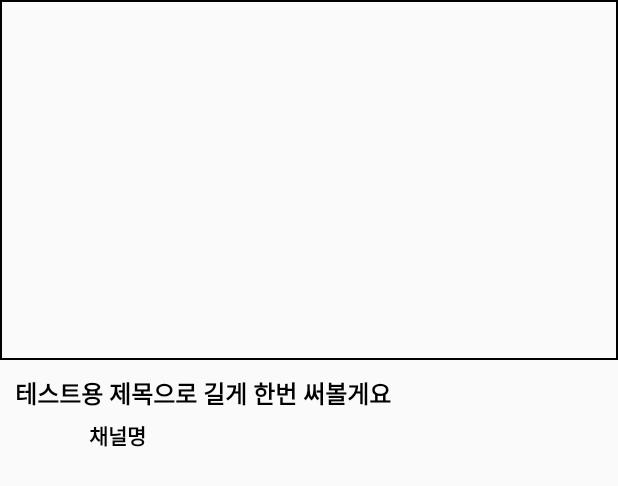
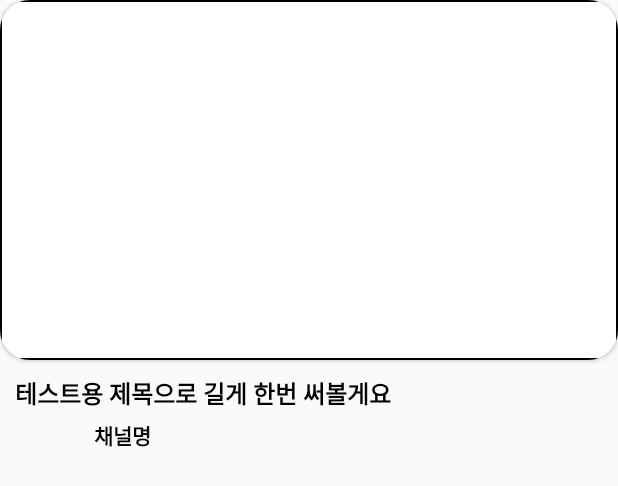
Before and after one commit to Android-Team-1RM/SparTube, an Android app: the layout item_fragment_search.xml on its own in the app's theme, with its tools: preview values and no code run, on a phone screen of 412 x 824 dp. Shown: the top 486 px of the screen. Run offline under Robolectric (Android 15) with nearby library versions, the phone set to English and light mode, and no system bars.

Commit message:
서치 카드뷰

```diff
--- a/app/src/main/res/layout/item_fragment_search.xml
+++ b/app/src/main/res/layout/item_fragment_search.xml
@@ -1,26 +1,42 @@
 <?xml version="1.0" encoding="utf-8"?>
 <androidx.constraintlayout.widget.ConstraintLayout xmlns:android="http://schemas.android.com/apk/res/android"
+    xmlns:app="http://schemas.android.com/apk/res-auto"
     xmlns:tools="http://schemas.android.com/tools"
     android:layout_width="match_parent"
+    android:layout_height="wrap_content">
+
+    <androidx.cardview.widget.CardView
+        android:id="@+id/cv_thumbnails"
+        android:layout_width="match_parent"
         android:layout_height="wrap_content"
-    xmlns:app="http://schemas.android.com/apk/res-auto">
+        app:cardCornerRadius="20dp"
+        app:layout_constraintEnd_toEndOf="parent"
+        app:layout_constraintStart_toStartOf="parent"
+        app:layout_constraintTop_toTopOf="parent">
+
+        <androidx.constraintlayout.widget.ConstraintLayout
+            android:layout_width="match_parent"
+            android:layout_height="wrap_content">
 
             <ImageView
                 android:id="@+id/iv_thumbnails"
                 android:layout_width="match_parent"
                 android:layout_height="240dp"
+                android:background="@drawable/search_edge"
                 android:scaleType="centerCrop"
-        android:background="@drawable/search_edge"
                 app:layout_constraintEnd_toEndOf="parent"
                 app:layout_constraintStart_toStartOf="parent"
                 app:layout_constraintTop_toTopOf="parent" />
+        </androidx.constraintlayout.widget.ConstraintLayout>
+    </androidx.cardview.widget.CardView>
+
 
     <androidx.constraintlayout.widget.ConstraintLayout
         android:layout_width="match_parent"
         android:layout_height="wrap_content"
-        app:layout_constraintTop_toBottomOf="@+id/iv_thumbnails"
+        app:layout_constraintEnd_toEndOf="parent"
         app:layout_constraintStart_toStartOf="parent"
-        app:layout_constraintEnd_toEndOf="parent">
+        app:layout_constraintTop_toBottomOf="@+id/cv_thumbnails">
 
         <TextView
             android:id="@+id/tv_title"
@@ -43,11 +59,11 @@
             android:id="@+id/iv_channel_thumb"
             android:layout_width="24dp"
             android:layout_height="24dp"
-            android:layout_marginStart="5dp"
-            app:layout_constraintTop_toBottomOf="@+id/tv_title"
+            android:layout_marginStart="10dp"
+            app:layout_constraintBottom_toBottomOf="parent"
             app:layout_constraintEnd_toStartOf="@+id/tv_channel"
             app:layout_constraintStart_toStartOf="parent"
-            app:layout_constraintBottom_toBottomOf="parent"/>
+            app:layout_constraintTop_toBottomOf="@+id/tv_title" />
 
 
         <TextView
--- a/app/src/main/res/layout/item_homefragment_shorts.xml
+++ b/app/src/main/res/layout/item_homefragment_shorts.xml
@@ -44,5 +44,4 @@
         app:layout_constraintTop_toBottomOf="@+id/cv_thumbnails" />
 
 
-
 </androidx.constraintlayout.widget.ConstraintLayout>
```
Lines whose indentation alone changed are shown as unchanged.
